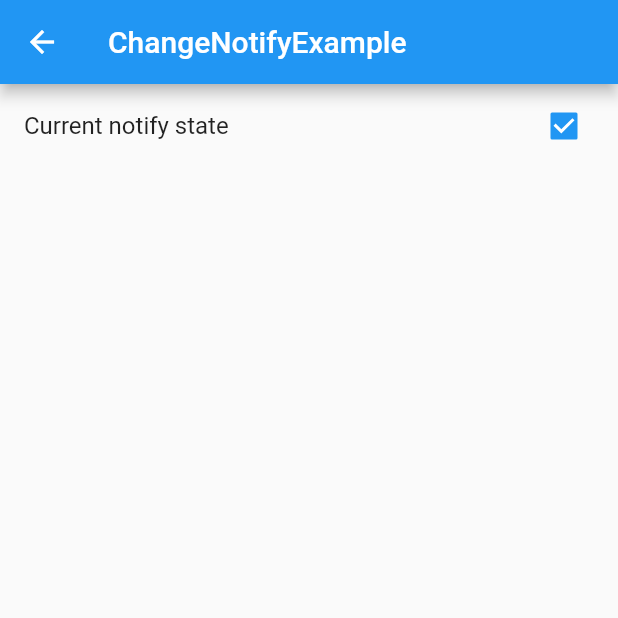
After one commit to fluttercandies/flutter_photo_manager, a Flutter app: the ChangeNotifyExample screen opened directly, after a tap on "Current notify state", on a phone screen of 412 x 824 dp, the top half of it. The commit adds this screen. Run offline on Flutter 3.47's test engine with Material 2 defaults, Android fonts, the phone set to English and light mode, and no system bars; drawn by our look-alikes of oktoast; our stand-ins replace video_player.

Commit message:
Change notify value

```diff
--- /dev/null
+++ b/example/lib/page/change_notify_page.dart
@@ -0,0 +1,88 @@
+import 'dart:io';
+
+import 'package:flutter/material.dart';
+import 'package:flutter/services.dart';
+import 'package:photo_manager/photo_manager.dart';
+
+class ChangeNotifyExample extends StatefulWidget {
+  const ChangeNotifyExample({Key? key}) : super(key: key);
+
+  @override
+  _ChangeNotifyExampleState createState() => _ChangeNotifyExampleState();
+}
+
+class _ChangeNotifyExampleState extends State<ChangeNotifyExample> {
+  void initState() {
+    super.initState();
+    PhotoManager.addChangeCallback(_onChange);
+  }
+
+  void dispose() {
+    PhotoManager.removeChangeCallback(_onChange);
+    super.dispose();
+  }
+
+  List<String> logs = [];
+
+  @override
+  Widget build(BuildContext context) {
+    return Scaffold(
+      appBar: AppBar(
+        title: Text('ChangeNotifyExample'),
+      ),
+      body: Container(
+        child: Column(
+          children: [
+            _buildCheck(),
+            if (Platform.isIOS)
+              ElevatedButton(
+                onPressed: () {
+                  PhotoManager.presentLimited();
+                },
+                child: Text('Present limit'),
+              ),
+            Expanded(
+              child: Padding(
+                padding: const EdgeInsets.all(16.0),
+                child: ListView.builder(
+                  reverse: true,
+                  itemBuilder: (BuildContext context, int index) {
+                    final log = logs[index];
+                    return Text(log);
+                  },
+                  itemCount: logs.length,
+                ),
+              ),
+            ),
+          ],
+        ),
+      ),
+    );
+  }
+
+  Widget _buildCheck() {
+    return StreamBuilder<bool>(
+      builder: (context, snapshot) {
+        return CheckboxListTile(
+          title: Text('Current notify state'),
+          value: snapshot.data,
+          onChanged: (newValue) {
+            if (newValue == true) {
+              PhotoManager.startChangeNotify();
+            } else {
+              PhotoManager.stopChangeNotify();
+            }
+          },
+        );
+      },
+      initialData: PhotoManager.changeNotifying,
+      stream: PhotoManager.notifyStream,
+    );
+  }
+
+  void _onChange(MethodCall value) {
+    final log = '${value.method}: ${value.arguments}';
+    logs.add(log);
+    setState(() {});
+  }
+}
--- a/example/lib/page/index_page.dart
+++ b/example/lib/page/index_page.dart
@@ -1,4 +1,5 @@
 import 'package:flutter/material.dart';
+import 'package:image_scanner_example/page/change_notify_page.dart';
 import 'package:image_scanner_example/page/home_page.dart';
 
 import 'developer/develop_index_page.dart';
@@ -21,6 +22,7 @@ class _IndexPageState extends State<IndexPage> {
           routePage("gallery list", NewHomePage()),
           routePage("save media example", SaveMediaExample()),
           routePage("For Developer page", DeveloperIndexPage()),
+          routePage("Change notify example", ChangeNotifyExample()),
         ],
       ),
     );
--- a/lib/src/manager.dart
+++ b/lib/src/manager.dart
@@ -182,11 +182,22 @@ class PhotoManager {
   static void removeChangeCallback(ValueChanged<MethodCall> callback) =>
       _notifyManager.removeCallback(callback);
 
-  /// see [_NotifyManager]
-  static void startChangeNotify() => _notifyManager.startHandleNotify();
+  ///
+  static bool changeNotifying = false;
+
+  static Stream<bool> get notifyStream => _notifyManager.notifyStream;
 
   /// see [_NotifyManager]
-  static void stopChangeNotify() => _notifyManager.stopHandleNotify();
+  static void startChangeNotify() {
+    _notifyManager.startHandleNotify();
+    changeNotifying = true;
+  }
+
+  /// see [_NotifyManager]
+  static void stopChangeNotify() {
+    _notifyManager.stopHandleNotify();
+    changeNotifying = false;
+  }
 
   static Future<File?> _getFileWithId(
     String id, {
--- a/lib/src/notify.dart
+++ b/lib/src/notify.dart
@@ -6,6 +6,10 @@ part of '../photo_manager.dart';
 class _NotifyManager {
   static const MethodChannel _channel =
       const MethodChannel("top.kikt/photo_manager/notify");
+
+  StreamController<bool> _controller = StreamController.broadcast();
+
+  Stream<bool> get notifyStream => _controller.stream;
 
   /// callbacks
   var notifyCallback = <ValueChanged<MethodCall>>[];
@@ -22,12 +26,14 @@ class _NotifyManager {
   void startHandleNotify() {
     _channel.setMethodCallHandler(_notify);
     _plugin.notifyChange(start: true);
+    _controller.add(true);
   }
 
   /// stop handle notify
   void stopHandleNotify() {
     _plugin.notifyChange(start: false);
     _channel.setMethodCallHandler(null);
+    _controller.add(false);
   }
 
   Future<dynamic> _notify(MethodCall call) async {
```
